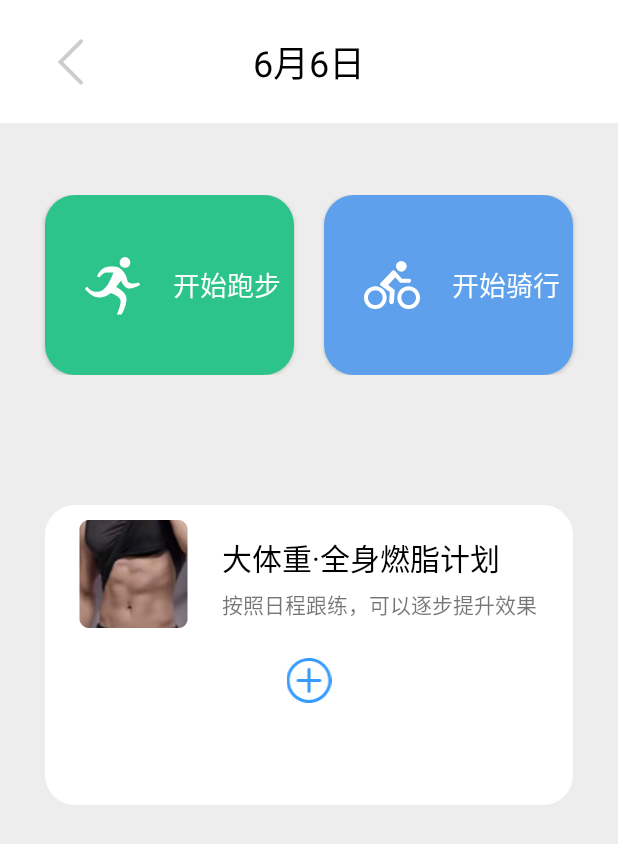
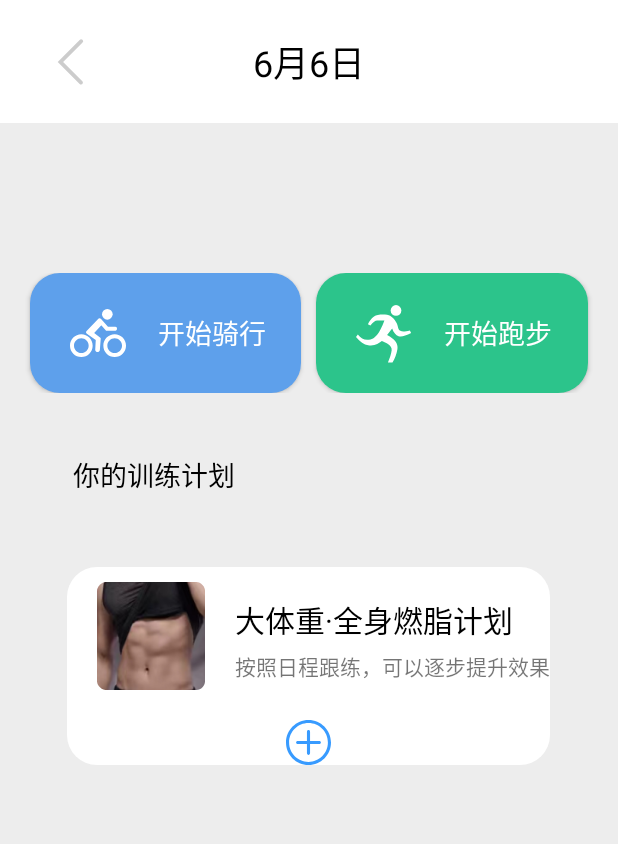
Before and after one commit to GaoJiedot/MobileDevelopement, an Android app: the layout sport_plan.xml on its own in the app's theme, with its tools: preview values and no code run, on a phone screen of 412 x 824 dp. Shown: the top 844 px of the screen. Run offline under Robolectric (Android 15) with nearby library versions, the phone set to English and light mode, and no system bars.

Commit message:
有问题的版本等明天改

```diff
--- a/DevelopementApp/app/src/main/res/layout/home.xml
+++ b/DevelopementApp/app/src/main/res/layout/home.xml
@@ -122,11 +122,13 @@
                 android:layout_width="match_parent"
                 android:layout_height="70dp"
                 android:layout_marginTop="80dp"
+                android:paddingRight="40dp"
+                android:gravity="center"
                 android:layout_marginStart="65dp"
                 android:layout_marginEnd="65dp"
                 android:elevation="3dp"
                 android:background="@drawable/home_edittext_style"
-                android:drawableLeft="@drawable/search"
+                android:drawableEnd="@drawable/search"
 
                 android:hint="推荐搜索：练腿"
                 android:paddingLeft="30dp"
--- a/DevelopementApp/app/src/main/res/layout/sport_plan.xml
+++ b/DevelopementApp/app/src/main/res/layout/sport_plan.xml
@@ -1,51 +1,12 @@
 <?xml version="1.0" encoding="utf-8"?>
 <androidx.constraintlayout.widget.ConstraintLayout xmlns:android="http://schemas.android.com/apk/res/android"
+    xmlns:app="http://schemas.android.com/apk/res-auto"
     xmlns:tools="http://schemas.android.com/tools"
+    android:id="@+id/frameLayout2"
     android:layout_width="match_parent"
     android:layout_height="match_parent"
-    xmlns:app="http://schemas.android.com/apk/res-auto"
     android:background="@color/backgound_color">
 
-    <LinearLayout
-        android:id="@+id/linearLayout"
-        android:layout_width="match_parent"
-        android:layout_height="wrap_content"
-        android:orientation="horizontal"
-        app:layout_constraintBottom_toBottomOf="parent"
-        app:layout_constraintEnd_toEndOf="parent"
-        app:layout_constraintHorizontal_bias="0.0"
-        app:layout_constraintStart_toStartOf="parent"
-        app:layout_constraintTop_toTopOf="parent"
-        app:layout_constraintVertical_bias="0.185">
-
-        <android.widget.Button
-            android:layout_width="match_parent"
-            android:layout_height="120dp"
-            android:layout_marginLeft="30dp"
-            android:layout_marginRight="10dp"
-            android:layout_weight="1"
-            android:background="@drawable/run_button"
-            android:drawableLeft="@drawable/run"
-            android:gravity="center_vertical"
-            android:paddingLeft="5dp"
-            android:text="开始跑步"
-            android:textColor="@color/white"
-            android:textSize="18sp" />
-
-        <android.widget.Button
-            android:layout_width="match_parent"
-            android:layout_height="120dp"
-            android:layout_marginLeft="10dp"
-            android:layout_marginRight="30dp"
-            android:layout_weight="1"
-            android:background="@drawable/bike_button"
-            android:drawableLeft="@drawable/bike"
-            android:gravity="center_vertical"
-            android:paddingLeft="5dp"
-            android:text="开始骑行"
-            android:textColor="@color/white"
-            android:textSize="18sp" />
-    </LinearLayout>
 
     <androidx.constraintlayout.widget.ConstraintLayout
         android:id="@+id/frameLayout"
@@ -57,7 +18,7 @@
         app:layout_constraintTop_toTopOf="parent">
 
         <ImageView
-            android:id="@+id/sport_back_iv"
+            android:id="@+id/cookbook_back_iv"
             android:layout_width="36dp"
             android:layout_height="36dp"
             android:layout_gravity="center_vertical"
@@ -75,50 +36,89 @@
             android:text="6月6日"
             android:textColor="@color/black"
             android:textSize="24sp"
-
             app:layout_constraintBottom_toBottomOf="parent"
             app:layout_constraintEnd_toEndOf="parent"
             app:layout_constraintStart_toStartOf="parent"
             app:layout_constraintTop_toTopOf="parent" />
     </androidx.constraintlayout.widget.ConstraintLayout>
 
+    <LinearLayout
+        android:id="@+id/linearLayout"
+        android:layout_width="match_parent"
+        android:layout_height="wrap_content"
+        android:layout_marginTop="100dp"
+        android:orientation="horizontal"
+        app:layout_constraintEnd_toEndOf="parent"
+        app:layout_constraintHorizontal_bias="0.0"
+        app:layout_constraintStart_toStartOf="parent"
+        app:layout_constraintTop_toBottomOf="@+id/frameLayout">
+
+        <android.widget.Button
+            android:id="@+id/button5"
+            android:layout_width="wrap_content"
+            android:layout_height="wrap_content"
+            android:layout_marginLeft="20dp"
+            android:layout_weight="1"
+            android:background="@drawable/bike_button"
+            android:drawableLeft="@drawable/bike"
+            android:gravity="center_vertical"
+            android:paddingLeft="5dp"
+            android:text="开始骑行"
+            android:textColor="@color/white"
+            android:textSize="18sp" />
+
+        <android.widget.Button
+            android:id="@+id/button3"
+            android:layout_width="wrap_content"
+            android:layout_height="wrap_content"
+            android:layout_marginLeft="10dp"
+            android:layout_marginRight="20dp"
+            android:layout_weight="1"
+            android:background="@drawable/run_button"
+            android:drawableLeft="@drawable/run"
+            android:gravity="center_vertical"
+            android:paddingLeft="5dp"
+            android:text="开始跑步"
+            android:textColor="@color/white"
+            android:textSize="18sp" />
+    </LinearLayout>
+
     <TextView
         android:id="@+id/textView33"
         android:layout_width="wrap_content"
         android:layout_height="wrap_content"
-        android:layout_marginBottom="444dp"
+        android:layout_marginBottom="48dp"
         android:text="你的训练计划"
+        android:textColor="@color/black"
         android:textSize="18sp"
-        android:textColor="@color/black"
-        app:layout_constraintBottom_toBottomOf="parent"
+        app:layout_constraintBottom_toTopOf="@+id/linearLayout6"
         app:layout_constraintEnd_toEndOf="parent"
-        app:layout_constraintHorizontal_bias="0.098"
-        app:layout_constraintStart_toStartOf="parent"/>
+        app:layout_constraintHorizontal_bias="0.161"
+        app:layout_constraintStart_toStartOf="parent" />
 
     <LinearLayout
-        android:layout_width="match_parent"
-        android:layout_height="200dp"
+        android:id="@+id/linearLayout6"
+        android:layout_width="wrap_content"
+        android:layout_height="wrap_content"
+        android:layout_marginTop="116dp"
         android:background="@drawable/nv"
         android:orientation="vertical"
-        android:layout_marginLeft="30dp"
-        android:layout_marginRight="30dp"
-        app:layout_constraintBottom_toBottomOf="parent"
         app:layout_constraintEnd_toEndOf="parent"
+        app:layout_constraintHorizontal_bias="0.494"
         app:layout_constraintStart_toStartOf="parent"
-        app:layout_constraintTop_toBottomOf="@+id/linearLayout"
-        app:layout_constraintVertical_bias="0.231">
+        app:layout_constraintTop_toBottomOf="@+id/linearLayout">
 
         <LinearLayout
             android:layout_width="match_parent"
             android:layout_height="wrap_content"
-            android:orientation="horizontal"
-            android:layout_marginTop="10dp">
+            android:layout_marginTop="10dp"
+            android:orientation="horizontal">
 
             <LinearLayout
                 android:layout_width="wrap_content"
                 android:layout_height="wrap_content"
+                android:layout_marginLeft="20dp"
                 android:layout_weight="1"
-                android:layout_marginLeft="20dp"
                 android:orientation="horizontal">
 
                 <ImageView
@@ -139,19 +139,19 @@
                     android:id="@+id/textView34"
                     android:layout_width="wrap_content"
                     android:layout_height="wrap_content"
-                    android:text="大体重·全身燃脂计划"
                     android:layout_marginLeft="20dp"
                     android:layout_marginTop="10dp"
-                    android:textSize="20sp"
-                    android:textColor="@color/black"/>
+                    android:text="大体重·全身燃脂计划"
+                    android:textColor="@color/black"
+                    android:textSize="20sp" />
 
                 <TextView
                     android:id="@+id/textView35"
                     android:layout_width="wrap_content"
                     android:layout_height="wrap_content"
-                    android:text="按照日程跟练，可以逐步提升效果"
                     android:layout_marginLeft="20dp"
-                    android:layout_marginTop="5dp"/>
+                    android:layout_marginTop="5dp"
+                    android:text="按照日程跟练，可以逐步提升效果" />
             </LinearLayout>
         </LinearLayout>
 
@@ -159,8 +159,8 @@
             android:id="@+id/imageView16"
             android:layout_width="match_parent"
             android:layout_height="wrap_content"
-            app:srcCompat="@drawable/add"
-            android:layout_marginTop="20dp"/>
+            android:layout_marginTop="20dp"
+            app:srcCompat="@drawable/add" />
 
     </LinearLayout>
 
--- a/DevelopementApp/app/src/main/res/values/strings.xml
+++ b/DevelopementApp/app/src/main/res/values/strings.xml
@@ -1,3 +1,5 @@
 <resources>
     <string name="app_name">My Application</string>
+    <!-- TODO: Remove or change this placeholder text -->
+    <string name="hello_blank_fragment">Hello blank fragment</string>
 </resources>
```
Also changed, not shown: DevelopementApp/app/src/main/java/com/example/Activity/BodyData.java (added, +23 -0 lines), DevelopementApp/app/src/main/java/com/example/Activity/CookBook.java (added, +19 -0 lines), DevelopementApp/app/src/main/java/com/example/Activity/SportPlan.java (added, +25 -0 lines), DevelopementApp/app/src/main/java/com/example/Item/ListItem.java (+11 -5 lines), DevelopementApp/app/src/main/java/com/example/fragment/ActionLibraryFragment.java (+17 -12 lines), DevelopementApp/app/src/main/java/com/example/fragment/HomeFragment.java (+30 -32 lines).
